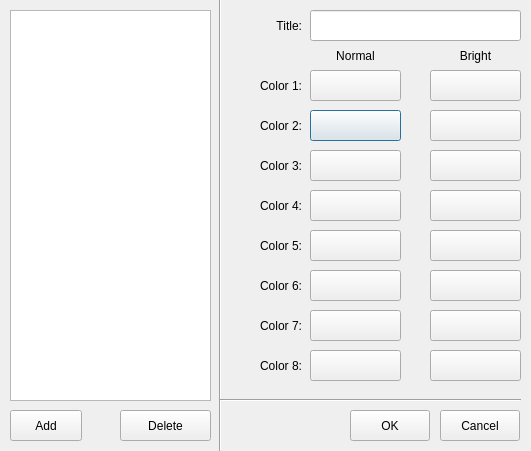
First picture: the form in src/ui/schemedialog.ui, repository adaptee/qterm-hack, before the edit.
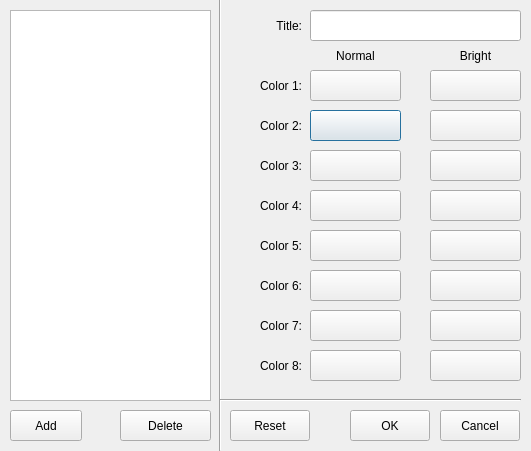
Second picture: the form after the edit.

Commit message: Reset scheme

Diff of the .ui file:
```diff
--- a/src/ui/schemedialog.ui
+++ b/src/ui/schemedialog.ui
@@ -507,6 +507,19 @@
     <enum>Qt::Horizontal</enum>
    </property>
   </widget>
+  <widget class="QPushButton" name="resetButton">
+   <property name="geometry">
+    <rect>
+     <x>230</x>
+     <y>410</y>
+     <width>80</width>
+     <height>31</height>
+    </rect>
+   </property>
+   <property name="text">
+    <string>Reset</string>
+   </property>
+  </widget>
  </widget>
  <layoutdefault spacing="6" margin="11"/>
  <pixmapfunction>qPixmapFromMimeSource</pixmapfunction>
```
Left out of the diff: 58 changed lines with no effect on the pictures. The commit also changes 4 other files.
